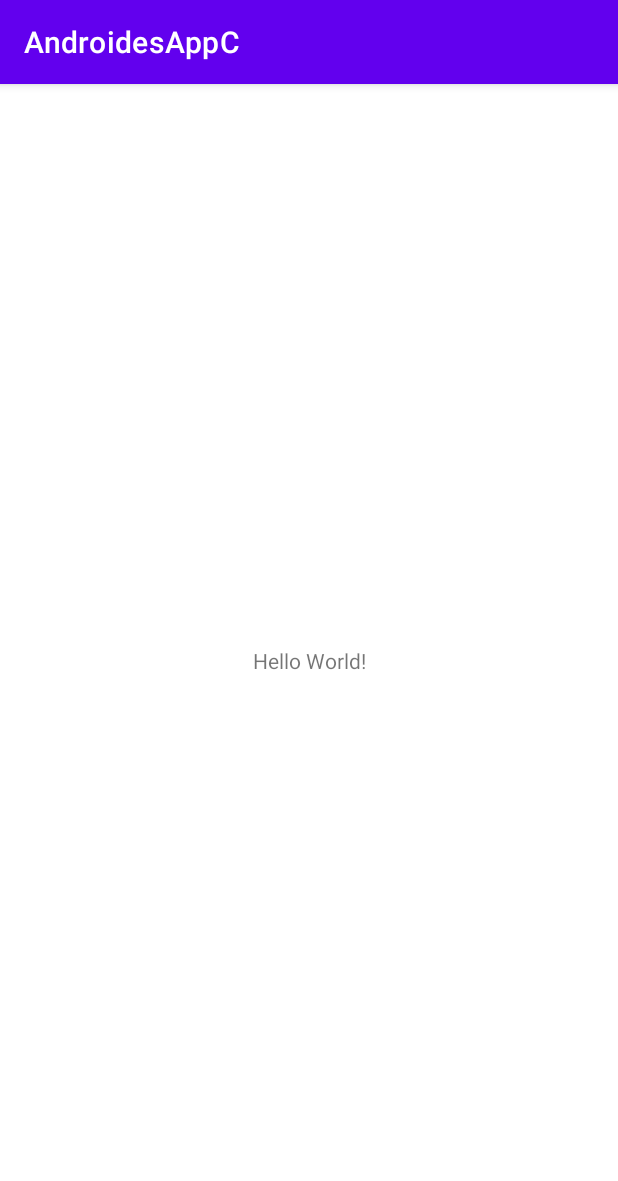
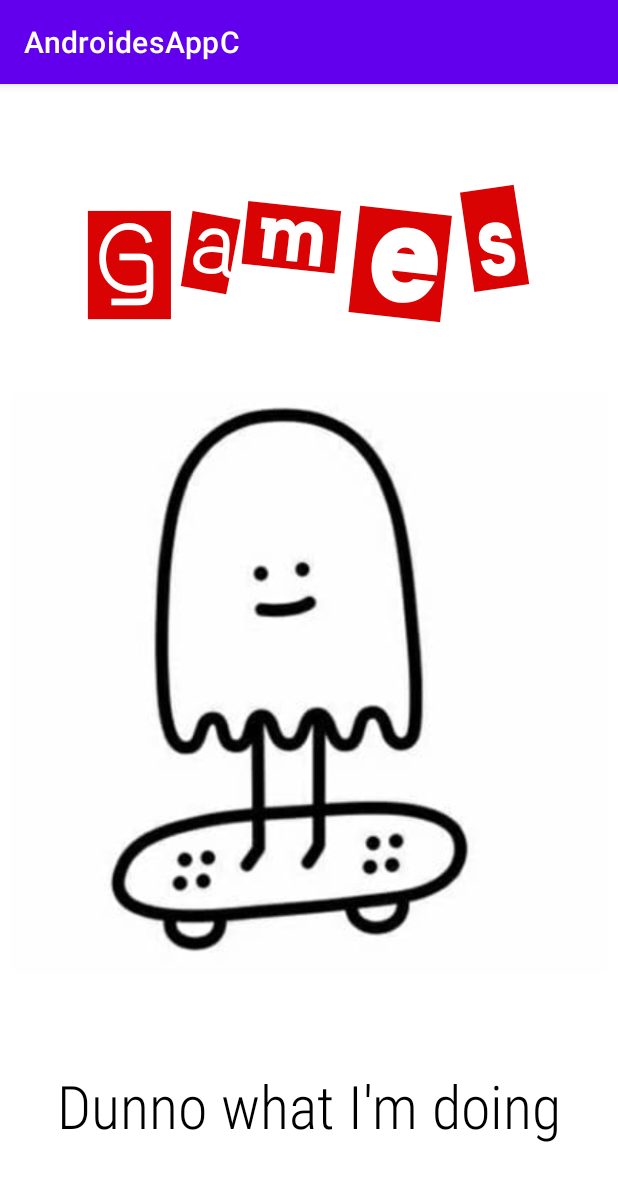
Before and after one commit to margge/AndroidesAppC, an Android app: the screen it shows after launch (MainActivity before the commit, MainActivitySplash after it), on a phone screen of 412 x 824 dp. Shown: the top 1181 px of the screen. Run offline under Robolectric (Android 15) with nearby library versions, the phone set to English and light mode, and no system bars.

Commit message:
splash view

```diff
--- a/app/src/main/AndroidManifest.xml
+++ b/app/src/main/AndroidManifest.xml
@@ -9,7 +9,7 @@
         android:roundIcon="@mipmap/ic_launcher_round"
         android:supportsRtl="true"
         android:theme="@style/Theme.AndroidesAppC">
-        <activity android:name=".MainActivity">
+        <activity android:name=".MainActivitySplash">
             <intent-filter>
                 <action android:name="android.intent.action.MAIN" />
 
--- /dev/null
+++ b/app/src/main/java/com/androidesappc/main/MainActivitySplash.kt
@@ -0,0 +1,24 @@
+package com.androidesappc.main
+
+import android.graphics.Typeface
+import androidx.appcompat.app.AppCompatActivity
+import android.os.Bundle
+import android.widget.TextView
+
+class MainActivitySplash : AppCompatActivity() {
+
+    override fun onCreate(savedInstanceState: Bundle?) {
+        super.onCreate(savedInstanceState)
+        setContentView(R.layout.activity_main_splash)
+        val games:TextView = findViewById(R.id.textViewGames)
+        games.typeface = Typeface.createFromAsset(assets, "fonts/earwig.ttf")
+
+
+
+
+
+
+
+
+    }
+}
--- /dev/null
+++ b/app/src/main/res/layout/activity_main_splash.xml
@@ -0,0 +1,49 @@
+<?xml version="1.0" encoding="utf-8"?>
+<androidx.constraintlayout.widget.ConstraintLayout xmlns:android="http://schemas.android.com/apk/res/android"
+    xmlns:app="http://schemas.android.com/apk/res-auto"
+    xmlns:tools="http://schemas.android.com/tools"
+    android:layout_width="match_parent"
+    android:background="@color/white"
+    android:layout_height="match_parent"
+    tools:context=".MainActivitySplash">
+
+    <TextView
+        android:id="@+id/textViewGames"
+        android:layout_width="match_parent"
+        android:layout_height="wrap_content"
+        android:gravity="center"
+        android:text="@string/games"
+        android:textColor="#DA0303"
+        android:textSize="100sp"
+        app:layout_constraintBottom_toBottomOf="parent"
+        app:layout_constraintEnd_toEndOf="parent"
+        app:layout_constraintHorizontal_bias="0.0"
+        app:layout_constraintStart_toStartOf="parent"
+        app:layout_constraintTop_toTopOf="parent"
+        app:layout_constraintVertical_bias="0.071" />
+
+    <ImageView
+        android:id="@+id/imageView"
+        android:layout_width="399dp"
+        android:layout_height="387dp"
+        android:layout_marginTop="40dp"
+        android:src="@drawable/fm"
+        app:layout_constraintEnd_toEndOf="parent"
+        app:layout_constraintHorizontal_bias="0.488"
+        app:layout_constraintStart_toStartOf="parent"
+        app:layout_constraintTop_toBottomOf="@+id/textViewGames" />
+
+    <TextView
+        android:layout_width="match_parent"
+        android:layout_height="wrap_content"
+        android:fontFamily="sans-serif-condensed-light"
+        android:text="@string/dont"
+        android:textColor="@color/black"
+        android:textSize="40sp"
+        app:layout_constraintBottom_toBottomOf="parent"
+        app:layout_constraintStart_toStartOf="parent"
+        app:layout_constraintTop_toBottomOf="@+id/imageView"
+        android:gravity="center"/>
+
+
+</androidx.constraintlayout.widget.ConstraintLayout>
--- a/app/src/main/res/values/strings.xml
+++ b/app/src/main/res/values/strings.xml
@@ -1,3 +1,5 @@
 <resources>
     <string name="app_name">AndroidesAppC</string>
+    <string name="games">Games</string>
+    <string name="dont">Dunno what I\'m doing</string>
 </resources>
```
Also changed, not shown: app/src/main/assets/fonts/earwig.ttf (added), app/src/main/res/drawable/fm.jpg (added).
